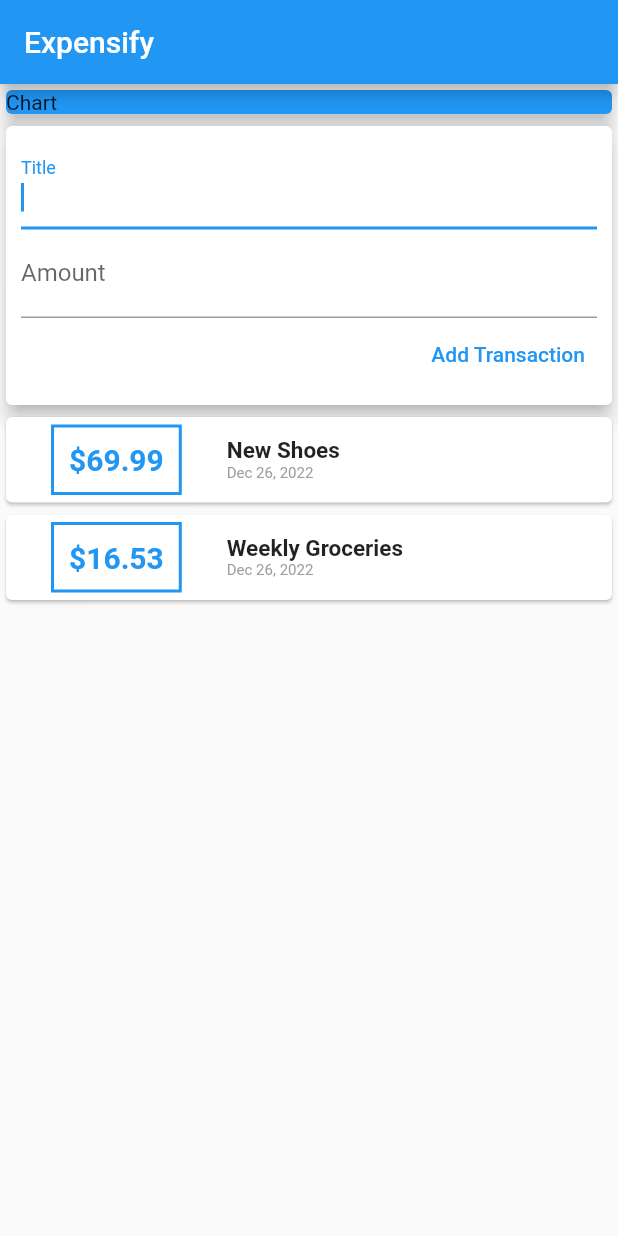
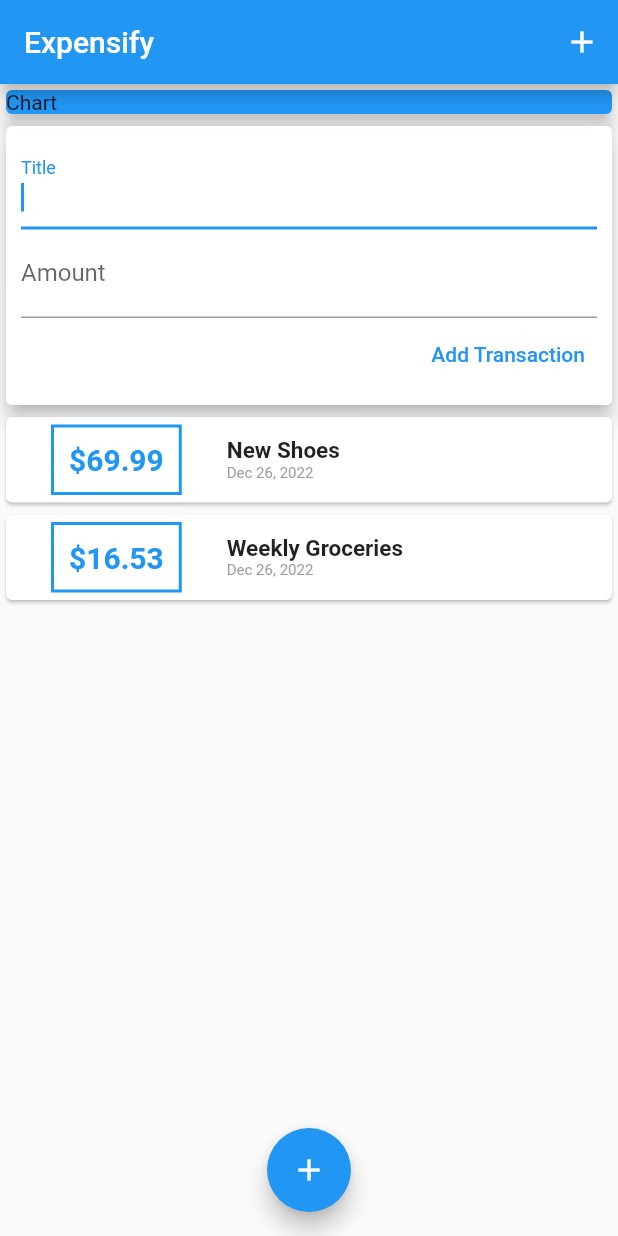
Before and after one commit to therealmai/expensify, a Flutter app: the screen it shows after launch, after a tap on "Add Transaction", on a phone screen of 412 x 824 dp. Run offline on Flutter 3.47's test engine with Material 2 defaults, Android fonts, the phone set to English and light mode, and no system bars.

Commit message:
add floating action button

```diff
--- a/lib/main.dart
+++ b/lib/main.dart
@@ -23,6 +23,9 @@ class MyHomePage extends StatelessWidget {
     return Scaffold(
       appBar: AppBar(
         title: Text('Expensify'),
+        actions: <Widget>[
+          IconButton(onPressed: (){}, icon: Icon(Icons.add),)
+        ],
       ),
       body: SingleChildScrollView(
         child: Column(
@@ -40,6 +43,8 @@ class MyHomePage extends StatelessWidget {
           ],
         ),
       ),
+      floatingActionButton: FloatingActionButton(child: Icon(Icons.add), onPressed: (){},),
+      floatingActionButtonLocation: FloatingActionButtonLocation.centerFloat,
     );
   }
 }
--- a/lib/widgets/new_transaction.dart
+++ b/lib/widgets/new_transaction.dart
@@ -6,6 +6,20 @@ class NewTransaction extends StatelessWidget {
   final Function addTransaction;
 
   NewTransaction(this.addTransaction);
+
+  void submitData(){
+    final enteredTitle = titleController.text;
+    final enteredAmount = double.parse(amountController.text);
+
+    if(enteredTitle.isEmpty || enteredAmount <=0){
+      return;
+    }
+
+    addTransaction(
+      enteredTitle,
+      enteredAmount,
+    );
+  }
 
   @override
   Widget build(BuildContext context) {
@@ -21,17 +35,19 @@ class NewTransaction extends StatelessWidget {
               autofocus: true,
               decoration: InputDecoration(labelText: 'Title'),
               controller: titleController,
+              onSubmitted: (_)=> submitData(),
             ),
             TextField(
               autocorrect: true,
               autofocus: true,
               decoration: InputDecoration(labelText: 'Amount'),
               controller: amountController,
+              keyboardType: TextInputType.number,
+              onSubmitted: (_)=> submitData(),
+
             ),
             TextButton(
-              onPressed: () {
-                addTransaction(titleController.text, double.parse(amountController.text));
-              },
+              onPressed: submitData,
               child: Text('Add Transaction'),
               style: TextButton.styleFrom(foregroundColor: Colors.blue),
             )
--- a/lib/widgets/transaction_list.dart
+++ b/lib/widgets/transaction_list.dart
@@ -10,9 +10,8 @@ class TransactionList extends StatelessWidget {
   Widget build(BuildContext context) {
     return Container(
       height: 300,
-      child: SingleChildScrollView(
-        child: Column(
-          children: transactions.map((e) {
+      child: ListView.builder(
+        itemBuilder: (context, index) {
           return Card(
             child: Row(
               children: <Widget>[
@@ -23,7 +22,7 @@ class TransactionList extends StatelessWidget {
                   ),
                   padding: EdgeInsets.all(10),
                   child: Text(
-                      ('\$${e.amount}'),
+                    ('\$${transactions[index].amount.toStringAsFixed(2)}'),
                     style: TextStyle(
                         fontWeight: FontWeight.bold,
                         fontSize: 20,
@@ -34,14 +33,14 @@ class TransactionList extends StatelessWidget {
                   crossAxisAlignment: CrossAxisAlignment.start,
                   children: <Widget>[
                     Text(
-                        e.title,
+                      transactions[index].title,
                       style: TextStyle(
                         fontWeight: FontWeight.bold,
                         fontSize: 15,
                       ),
                     ),
                     Text(
-                        DateFormat.yMMMd().format(e.date),
+                      DateFormat.yMMMd().format(transactions[index].date),
                       style: TextStyle(color: Colors.grey, fontSize: 10),
                     ),
                   ],
@@ -49,8 +48,8 @@ class TransactionList extends StatelessWidget {
               ],
             ),
           );
-          }).toList(),
-        ),
+        },
+        itemCount: transactions.length,
       ),
     );
   }
```
Lines whose indentation alone changed are shown as unchanged.
